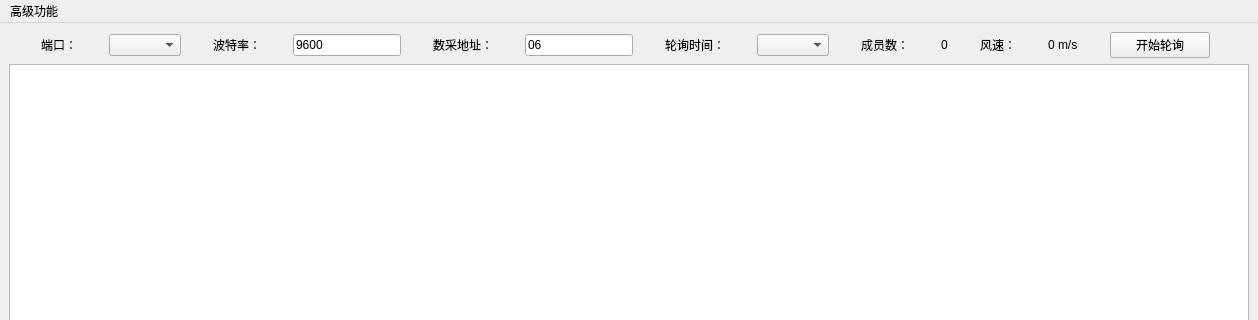
jelly-lemon/contrl_sys_ui, file QtDesigner/main_window.ui: the form before one commit; both pictures show x 0 to 1258 and y 0 to 320 of the 1258 by 599 pixel window.
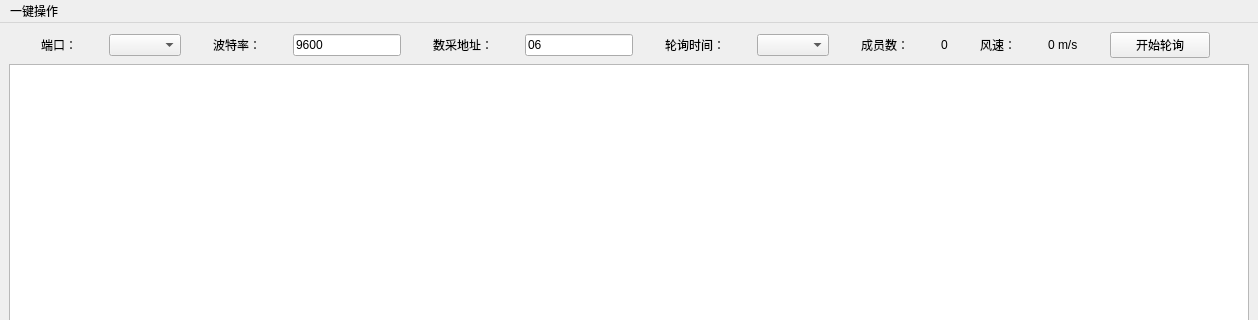
The form after the commit.

Commit message: 左键单击表格能够弹出对话框

What changed in the file:
```diff
--- a/QtDesigner/main_window.ui
+++ b/QtDesigner/main_window.ui
@@ -266,7 +266,7 @@
    </property>
    <widget class="QMenu" name="menu">
     <property name="title">
-     <string>高级功能</string>
+     <string>一键操作</string>
     </property>
     <addaction name="wind_bread"/>
     <addaction name="separator"/>
```
The commit also changes 4 other files.
